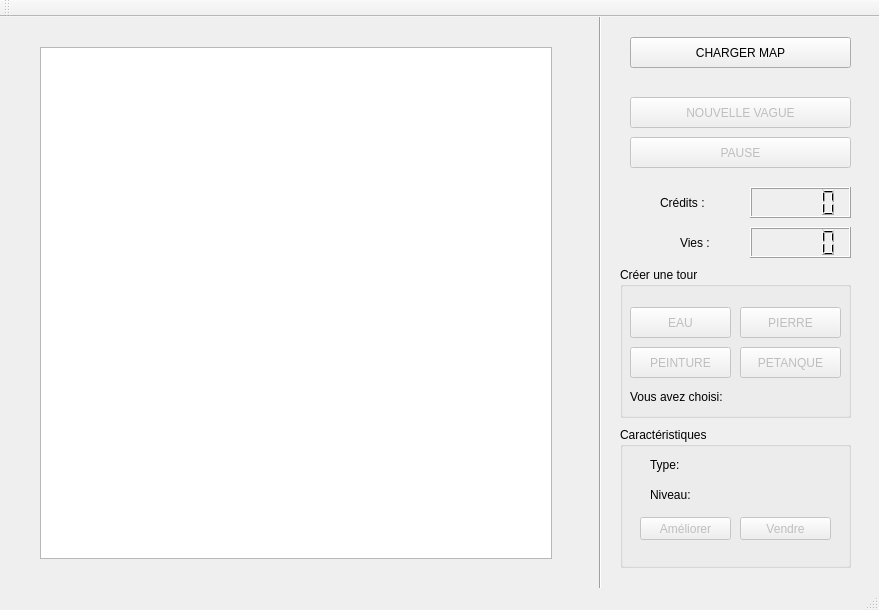
This is mainwindow.ui in ducreyna/TowerDefense as Qt 5 draws it before an edit. The edited form follows.
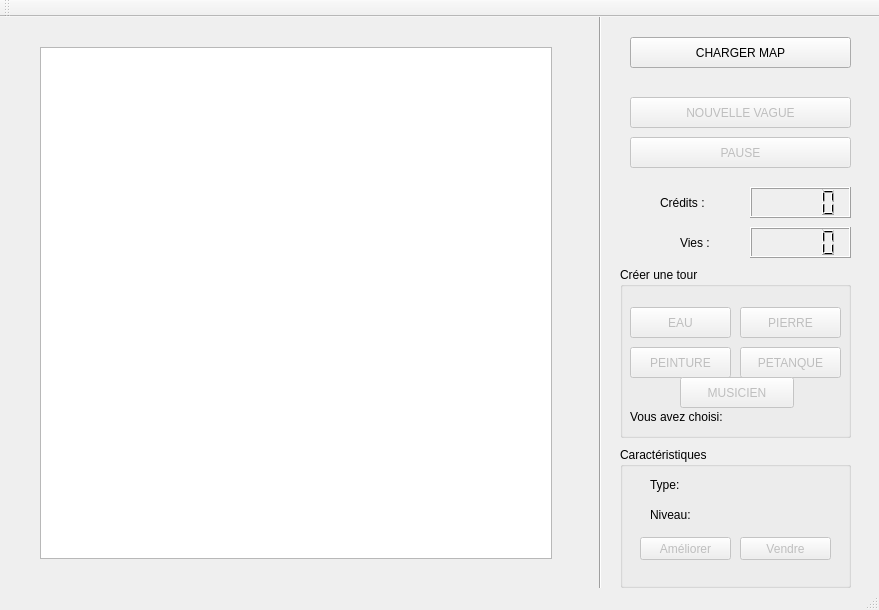
This is the edited form.

Commit message: mis en place de la tour musicien

Diff of the .ui file:
```diff
--- a/mainwindow.ui
+++ b/mainwindow.ui
@@ -65,7 +65,7 @@
     <property name="geometry">
      <rect>
       <x>620</x>
-      <y>410</y>
+      <y>430</y>
       <width>231</width>
       <height>141</height>
      </rect>
@@ -138,7 +138,7 @@
       <x>620</x>
       <y>250</y>
       <width>231</width>
-      <height>151</height>
+      <height>171</height>
      </rect>
     </property>
     <property name="title">
@@ -240,7 +240,7 @@
      <property name="geometry">
       <rect>
        <x>10</x>
-       <y>120</y>
+       <y>140</y>
        <width>211</width>
        <height>20</height>
       </rect>
@@ -249,6 +249,22 @@
       <string>Vous avez choisi: </string>
      </property>
     </widget>
+    <widget class="QPushButton" name="musicianTowers">
+     <property name="enabled">
+      <bool>false</bool>
+     </property>
+     <property name="geometry">
+      <rect>
+       <x>60</x>
+       <y>110</y>
+       <width>114</width>
+       <height>31</height>
+      </rect>
+     </property>
+     <property name="text">
+      <string>MUSICIEN</string>
+     </property>
+    </widget>
    </widget>
    <widget class="QLabel" name="labelMoney">
     <property name="geometry">
```
The commit also changes 12 other files.
